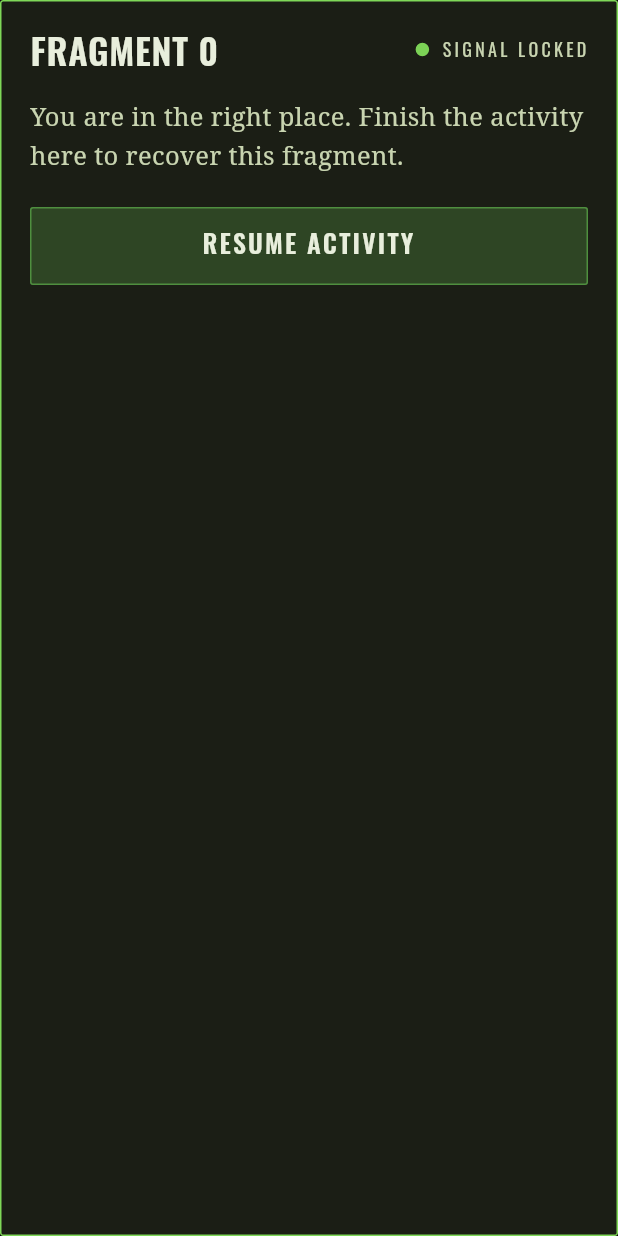
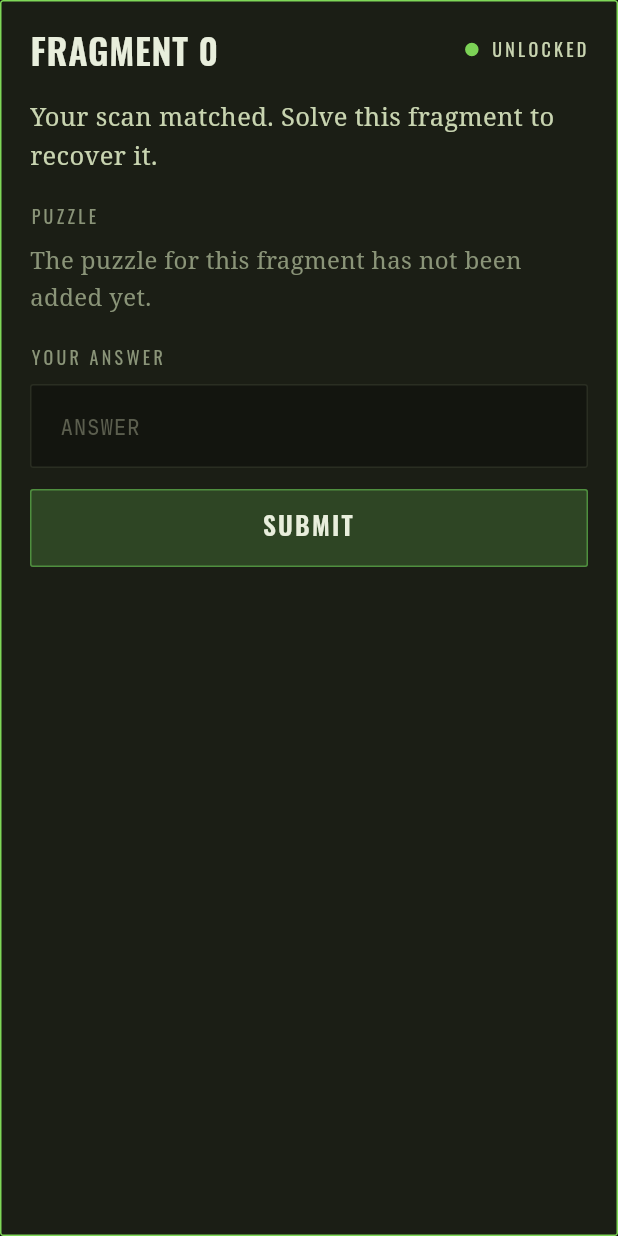
Before and after one commit to shourya24-create/Treasure-hunt-, a Flutter app: the _OpenCard widget shown alone on an empty page, opened directly with empty values, on a phone screen of 412 x 824 dp. Run offline on Flutter 3.47's test engine with Material 3 defaults, Android fonts, the phone set to English and light mode, and no system bars; our stand-ins replace cloud_firestore, cloud_functions, firebase_auth, firebase_core, flutter_map, geolocator and 4 more; missing offline and left inert: dart:html; accounts and stored records are empty; network calls fail.

Commit message:
Solve fragments in the app after a matching scan
A matching scan now returns the team to the Fragments tab, where the
open fragment is unlocked and its card becomes the solve panel. The
panel is the logic only: a placeholder for the puzzle, an answer field
and submit, graded by submitAnswer with free retries. The old activity
page redirects to the Fragments tab.

Co-Authored-By: Claude Opus 5.5 <noreply@anthropic.com>

```diff
--- a/treasure hunt/flutter_app/lib/core/providers/team_provider.dart
+++ b/treasure hunt/flutter_app/lib/core/providers/team_provider.dart
@@ -192,6 +192,18 @@ class TeamProvider extends ChangeNotifier {
   Future<bool> enterGateCode(String code) =>
       _service.enterGateCode(teamId: _requireTeam(), code: code);
 
+  /// Answers the fragment the scan unlocked. Returns false for a wrong
+  /// answer; there is no penalty.
+  Future<bool> submitAnswer(Object answer) {
+    final checkpoint = _view?.activeCheckpoint;
+    if (checkpoint == null) throw StateError('No fragment is unlocked.');
+    return _service.submitAnswer(
+      teamId: _requireTeam(),
+      checkpointId: checkpoint,
+      answer: answer,
+    );
+  }
+
   /// Called once the reward sequence has been played to the end, with the
   /// number of the chapter it ended on.
   Future<void> ackReward(int chapter) =>
--- a/treasure hunt/flutter_app/lib/player/fragments/fragments_screen.dart
+++ b/treasure hunt/flutter_app/lib/player/fragments/fragments_screen.dart
@@ -3,7 +3,8 @@
 /// Fragments are numbered 1–8 by order of completion, never by checkpoint, so
 /// the list cannot reveal the route (UI.md §3.3). Only the open one shows
 /// anything: its location clue, the object to scan, and the way into the
-/// scanner. The clue and hint belong to the team's next checkpoint, which the
+/// scanner. Once the scan has matched, the same card unlocks and becomes the
+/// place the fragment is solved. The clue and hint belong to the team's next checkpoint, which the
 /// server picks from its route; the app never learns the route or the
 /// checkpoint's ID. Straight after CP1 there is no clue, because the paper
 /// already named the place (GAMEPLAY.md §4.2).
@@ -18,7 +19,9 @@ import '../../core/models/game.dart';
 import '../../core/models/team.dart';
 import '../../core/providers/game_clock_provider.dart';
 import '../../core/providers/team_provider.dart';
+import '../../core/services/team_service.dart' show readableError;
 import '../../theme.dart';
+import '../../widgets/code_field.dart';
 import '../../widgets/echo_button.dart';
 import '../../widgets/echo_card.dart';
 import '../../widgets/echo_scaffold.dart';
@@ -140,17 +143,14 @@ class _OpenCard extends StatelessWidget {
           Row(
             children: [
               Expanded(child: Text('FRAGMENT $n', style: EchoText.headline(size: 24))),
-              StatusTag(arrived ? 'Signal locked' : 'Open', status: EchoStatus.live),
+              StatusTag(arrived ? 'Unlocked' : 'Open', status: EchoStatus.live),
             ],
           ),
           const SizedBox(height: 18),
           if (arrived)
-            // The scan matched: the checkpoint's AR activity is open.
-            Text(
-              'You are in the right place. Finish the activity here to '
-              'recover this fragment.',
-              style: EchoText.body(size: 17),
-            )
+            // The scan matched: the fragment is unlocked to solve. Keyed by
+            // fragment, so a new one starts with an empty answer.
+            _SolvePanel(key: ValueKey(n))
           else ...[
             const SectionLabel('Where to go'),
             const SizedBox(height: 8),
@@ -178,17 +178,111 @@ class _OpenCard extends StatelessWidget {
               ],
               Text(hint.text, style: EchoText.body()),
             ],
+            const SizedBox(height: 22),
+            EchoButton.primary(
+              label: 'Scan',
+              icon: Icons.center_focus_strong,
+              onPressed: () => openScanner(context),
+            ),
           ],
-          const SizedBox(height: 22),
-          EchoButton.primary(
-            label: arrived ? 'Resume activity' : 'Scan',
-            icon: arrived ? null : Icons.center_focus_strong,
-            onPressed: () => openFieldApp(context, activeCheckpoint: view.activeCheckpoint),
-          ),
         ],
       ),
     );
   }
+}
+
+/// Where an unlocked fragment is solved.
+///
+/// TODO(story/AR team): this is the logic only. Each fragment's real puzzle
+/// replaces the placeholder text below; whatever it is, it ends by handing
+/// its result to `TeamProvider.submitAnswer`, which the server grades
+/// against content/answers.ts. A wrong answer may be retried freely.
+class _SolvePanel extends StatefulWidget {
+  const _SolvePanel({super.key});
+
+  @override
+  State<_SolvePanel> createState() => _SolvePanelState();
+}
+
+class _SolvePanelState extends State<_SolvePanel> {
+  final _answerCtrl = TextEditingController();
+  bool _sending = false;
+  String? _error;
+
+  /// Bumped on every failure so the red flash plays again.
+  int _attempt = 0;
+
+  @override
+  void dispose() {
+    _answerCtrl.dispose();
+    super.dispose();
+  }
+
+  Future<void> _submit() async {
+    final answer = _answerCtrl.text.trim();
+    if (answer.isEmpty || _sending) return;
+    setState(() {
+      _sending = true;
+      _error = null;
+    });
+    try {
+      final correct = await context.read<TeamProvider>().submitAnswer(answer);
+      if (!mounted) return;
+      // On success the view stream plays Echo's chapter by itself.
+      if (!correct) _fail('Not correct. Try again');
+    } catch (e) {
+      if (mounted) _fail(readableError(e));
+    } finally {
+      if (mounted) setState(() => _sending = false);
+    }
+  }
+
+  void _fail(String message) => setState(() {
+        _error = message;
+        _attempt++;
+      });
+
+  @override
+  Widget build(BuildContext context) => Column(
+        crossAxisAlignment: CrossAxisAlignment.stretch,
+        children: [
+          Text(
+            'Your scan matched. Solve this fragment to recover it.',
+            style: EchoText.body(size: 17),
+          ),
+          const SizedBox(height: 20),
+          const SectionLabel('Puzzle'),
+          const SizedBox(height: 8),
+          Text(
+            'The puzzle for this fragment has not been added yet.',
+            style: EchoText.body(color: EchoColors.textSecondary),
+          ),
+          const SizedBox(height: 20),
+          const SectionLabel('Your answer'),
+          const SizedBox(height: 10),
+          CodeField(
+            key: ValueKey(_attempt),
+            controller: _answerCtrl,
+            hint: 'ANSWER',
+            large: false,
+            failed: _error != null,
+            enabled: !_sending,
+            onSubmitted: (_) => _submit(),
+          ),
+          const SizedBox(height: 14),
+          if (_error != null) ...[
+            StatusTag(_error!, status: EchoStatus.failed),
+            const SizedBox(height: 14),
+          ],
+          if (_sending)
+            const Padding(
+              padding: EdgeInsets.symmetric(vertical: 16),
+              child: DecryptingText(label: 'CHECKING'),
+            )
+          else
+            EchoButton.primary(label: 'Submit', onPressed: _submit),
+        ],
+      );
 }
 
 /// A fragment that is still ahead, or one the team ran out of time for.
--- a/treasure hunt/flutter_app/lib/player/home/home_screen.dart
+++ b/treasure hunt/flutter_app/lib/player/home/home_screen.dart
@@ -124,13 +124,13 @@ class _NowCard extends StatelessWidget {
         final arrived = view.activeCheckpoint != null;
         border = EchoColors.signalGreen;
         tag = StatusTag(
-          arrived ? 'Signal locked' : 'Fragment $n open',
+          arrived ? 'Fragment $n unlocked' : 'Fragment $n open',
           status: EchoStatus.live,
         );
-        headline = title(arrived ? 'FINISH THE ACTIVITY' : 'FIND FRAGMENT $n');
+        headline = title(arrived ? 'SOLVE FRAGMENT $n' : 'FIND FRAGMENT $n');
         text = arrived
-            ? 'You are in the right place. Finish the activity there to '
-                'recover the fragment.'
+            ? 'Your scan matched. The fragment is unlocked in Fragments: '
+                'solve it to recover it.'
             : 'Your clue and the object to look for are in Fragments. When '
                 'you reach it, tap Scan.';
         extra = EchoButton.ghost(
--- a/treasure hunt/flutter_app/lib/player/shell/field_app.dart
+++ b/treasure hunt/flutter_app/lib/player/shell/field_app.dart
@@ -1,7 +1,8 @@
-/// player/shell/field_app.dart — Hands the phone over to the AR field app.
+/// player/shell/field_app.dart — Hands the phone over to the scanner.
 ///
-/// Same-origin navigation: Flutter at / and the field app at /field/.
-/// `_self` reuses the Firebase anonymous session (UI.md §5).
+/// Same-origin navigation: Flutter at / and the scanner at /field/scan.
+/// `_self` reuses the Firebase anonymous session (UI.md §5). A matching scan
+/// brings the team back to the Fragments tab, where the fragment is solved.
 library;
 
 import 'package:flutter/material.dart';
@@ -9,13 +10,8 @@ import 'package:url_launcher/url_launcher.dart';
 
 import '../../widgets/confirm_dialog.dart';
 
-/// Opens the scanner, or the AR activity of `activeCheckpoint` once the scan
-/// object has matched.
-Future<void> openFieldApp(BuildContext context, {String? activeCheckpoint}) async {
-  final uri = Uri.parse(
-    activeCheckpoint == null ? '/field/scan' : '/field/activity?cp=$activeCheckpoint',
-  );
-  final launched = await launchUrl(uri, webOnlyWindowName: '_self');
+Future<void> openScanner(BuildContext context) async {
+  final launched = await launchUrl(Uri.parse('/field/scan'), webOnlyWindowName: '_self');
   if (!launched && context.mounted) {
     showEchoNotice(context, 'Could not open the scanner', failed: true);
   }
--- a/treasure hunt/flutter_app/lib/player/shell/player_shell.dart
+++ b/treasure hunt/flutter_app/lib/player/shell/player_shell.dart
@@ -111,7 +111,10 @@ class PlayerShell extends StatelessWidget {
                 initialLocation: index == navigationShell.currentIndex,
               ),
               scanLockedReason: _scanLockedReason(stage),
-              onScan: () => openFieldApp(context, activeCheckpoint: view?.activeCheckpoint),
+              // Already scanned: the unlocked fragment is waiting in Fragments.
+              onScan: () => view?.activeCheckpoint == null
+                  ? openScanner(context)
+                  : navigationShell.goBranch(1),
               onLocked: (reason) => showEchoNotice(
                 context,
                 reason,
```
Also changed, not shown: treasure hunt/flutter_app/lib/core/services/team_service.dart (+16 -2 lines), 4 other files.
